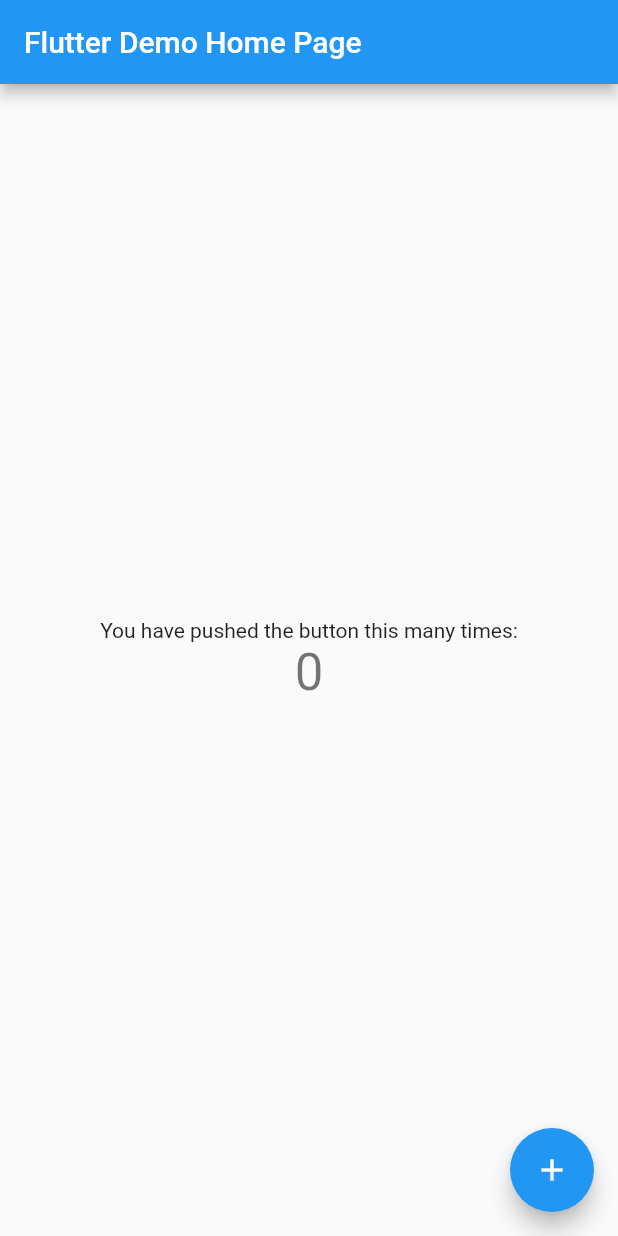
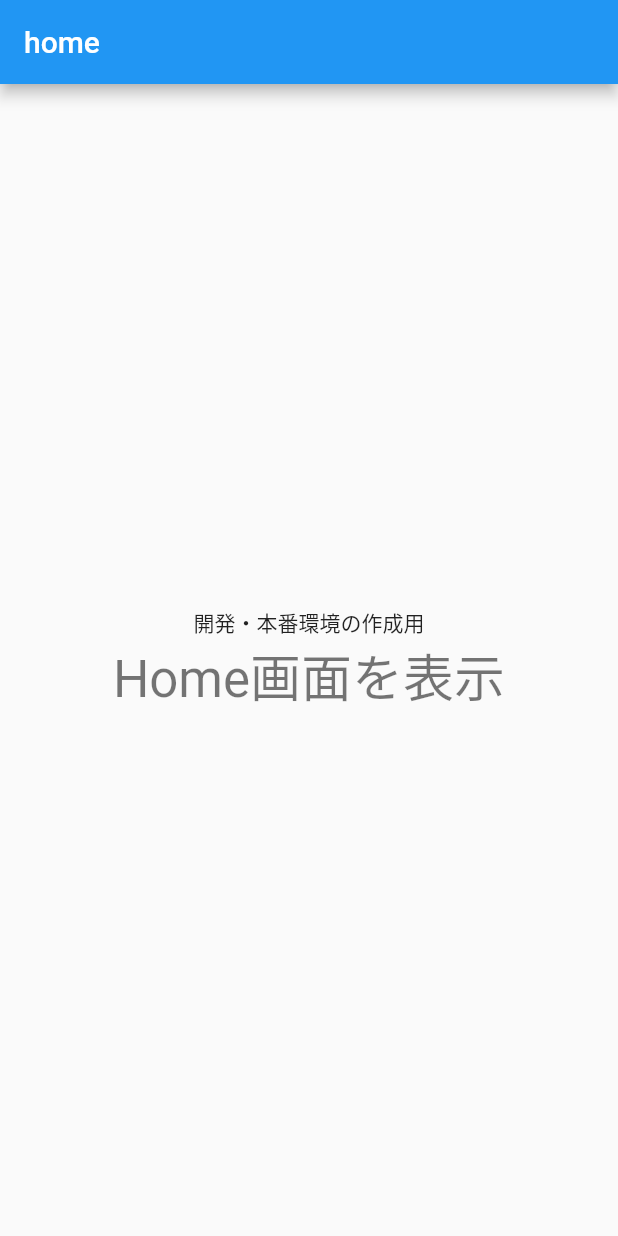
Before and after one commit to ahiru-e6a1/Flutter_Flavor, a Flutter app: the screen it shows after launch, on a phone screen of 412 x 824 dp. Run offline on Flutter 3.47's test engine with Material 2 defaults, Android fonts, the phone set to English and light mode, and no system bars.

Commit message:
Widgetを分けて呼び出せるようにする。

```diff
--- /dev/null
+++ b/lib/home.dart
@@ -0,0 +1,34 @@
+import 'package:flutter/material.dart';
+
+class HomePage extends StatefulWidget {
+  const HomePage({Key? key, required this.title}) : super(key: key);
+  final String title;
+
+  @override
+  State<HomePage> createState() => _MyHomePageState();
+}
+
+class _MyHomePageState extends State<HomePage> {
+  @override
+  Widget build(BuildContext context) {
+    return Scaffold(
+      appBar: AppBar(
+        title: Text(widget.title),
+      ),
+      body: Center(
+        child: Column(
+          mainAxisAlignment: MainAxisAlignment.center,
+          children: <Widget>[
+            const Text(
+              '開発・本番環境の作成用',
+            ),
+            Text(
+              'Home画面を表示',
+              style: Theme.of(context).textTheme.headline4,
+            ),
+          ],
+        ),
+      ),
+    );
+  }
+}
--- a/lib/main.dart
+++ b/lib/main.dart
@@ -1,4 +1,6 @@
 import 'package:flutter/material.dart';
+
+import 'home.dart';
 
 void main() {
   runApp(const MyApp());
@@ -14,54 +16,9 @@ class MyApp extends StatelessWidget {
       theme: ThemeData(
         primarySwatch: Colors.blue,
       ),
-      home: const MyHomePage(title: 'Flutter Demo Home Page'),
+      home: HomePage(
+        title: 'home',
+      ),
     );
   }
 }
-
-class MyHomePage extends StatefulWidget {
-  const MyHomePage({Key? key, required this.title}) : super(key: key);
-
-  final String title;
-
-  @override
-  State<MyHomePage> createState() => _MyHomePageState();
-}
-
-class _MyHomePageState extends State<MyHomePage> {
-  int _counter = 0;
-
-  void _incrementCounter() {
-    setState(() {
-      _counter++;
-    });
-  }
-
-  @override
-  Widget build(BuildContext context) {
-    return Scaffold(
-      appBar: AppBar(
-        title: Text(widget.title),
-      ),
-      body: Center(
-        child: Column(
-          mainAxisAlignment: MainAxisAlignment.center,
-          children: <Widget>[
-            const Text(
-              'You have pushed the button this many times:',
-            ),
-            Text(
-              '$_counter',
-              style: Theme.of(context).textTheme.headline4,
-            ),
-          ],
-        ),
-      ),
-      floatingActionButton: FloatingActionButton(
-        onPressed: _incrementCounter,
-        tooltip: 'Increment',
-        child: const Icon(Icons.add),
-      ), // This trailing comma makes auto-formatting nicer for build methods.
-    );
-  }
-}
```
